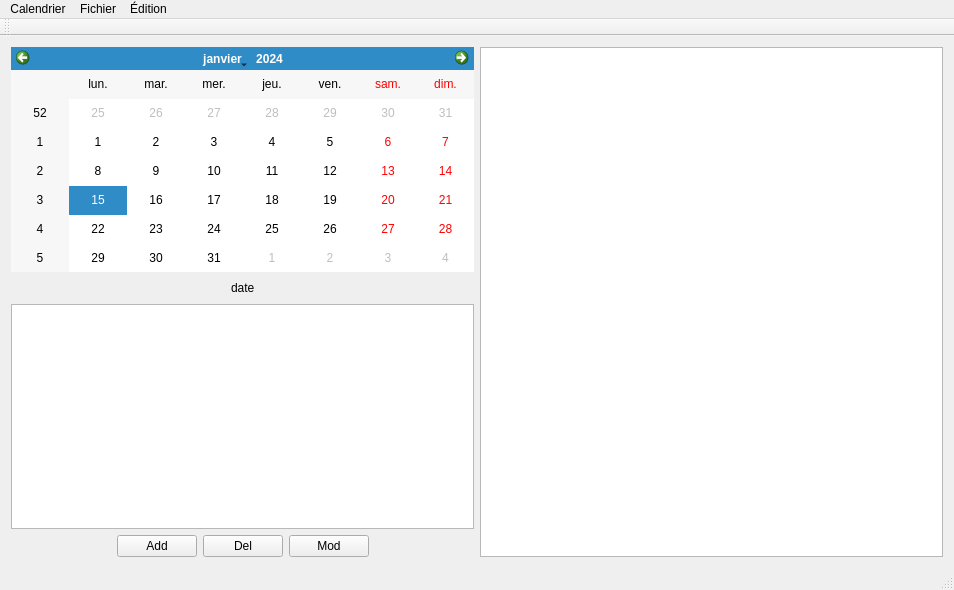
gnuvince/IFT2905-TP2, file VECalendar/mainwindow.ui: the form before one commit.
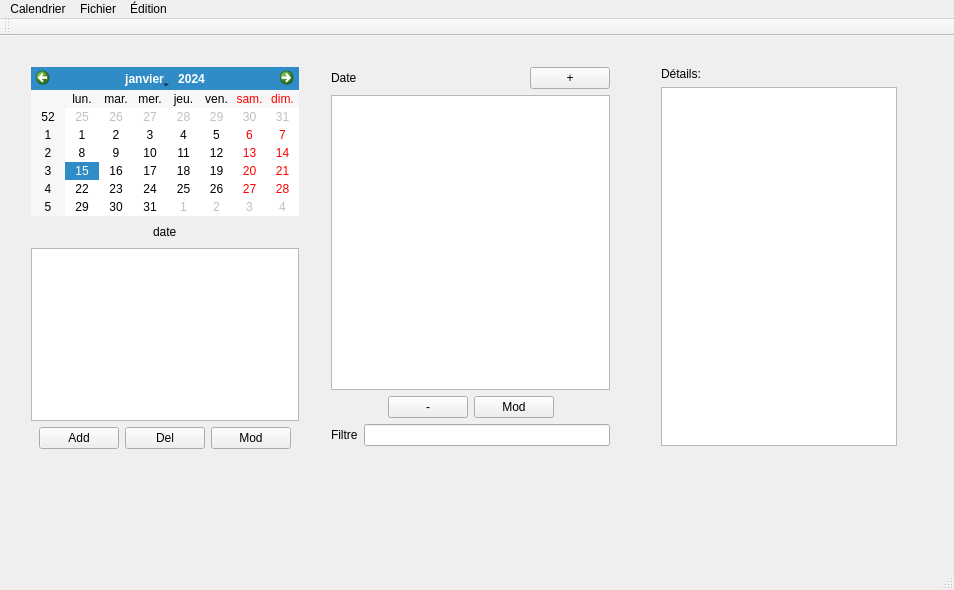
The form after the commit.

Commit message: Created the 2 left panes (Stack Layout)

Patch:
```diff
--- a/VECalendar/mainwindow.ui
+++ b/VECalendar/mainwindow.ui
@@ -14,11 +14,16 @@
    <string>MainWindow</string>
   </property>
   <widget class="QWidget" name="centralWidget">
-   <layout class="QHBoxLayout" name="horizontalLayout_4">
-    <item>
-     <layout class="QHBoxLayout" name="horizontalLayout_3">
-      <item>
-       <layout class="QVBoxLayout" name="verticalLayout">
+   <widget class="QWidget" name="">
+    <property name="geometry">
+     <rect>
+      <x>20</x>
+      <y>20</y>
+      <width>290</width>
+      <height>404</height>
+     </rect>
+    </property>
+    <layout class="QVBoxLayout" name="LeftPane1">
         <item>
          <widget class="QCalendarWidget" name="calendarWidget">
           <property name="locale">
@@ -121,13 +126,133 @@
          </layout>
         </item>
        </layout>
+   </widget>
+   <widget class="QWidget" name="">
+    <property name="geometry">
+     <rect>
+      <x>320</x>
+      <y>20</y>
+      <width>301</width>
+      <height>401</height>
+     </rect>
+    </property>
+    <layout class="QVBoxLayout" name="LeftPane2">
+     <item>
+      <layout class="QHBoxLayout" name="horizontalLayout_5">
+       <item>
+        <widget class="QLabel" name="label">
+         <property name="text">
+          <string>Date</string>
+         </property>
+        </widget>
+       </item>
+       <item>
+        <spacer name="horizontalSpacer">
+         <property name="orientation">
+          <enum>Qt::Horizontal</enum>
+         </property>
+         <property name="sizeHint" stdset="0">
+          <size>
+           <width>40</width>
+           <height>20</height>
+          </size>
+         </property>
+        </spacer>
+       </item>
+       <item>
+        <widget class="QPushButton" name="addEventButton_2">
+         <property name="text">
+          <string>+</string>
+         </property>
+        </widget>
+       </item>
+      </layout>
+     </item>
+     <item>
+      <widget class="QTableWidget" name="dayEventsLong"/>
+     </item>
+     <item>
+      <layout class="QHBoxLayout" name="horizontalLayout_4">
+       <item>
+        <spacer name="horizontalSpacer_2">
+         <property name="orientation">
+          <enum>Qt::Horizontal</enum>
+         </property>
+         <property name="sizeHint" stdset="0">
+          <size>
+           <width>40</width>
+           <height>20</height>
+          </size>
+         </property>
+        </spacer>
+       </item>
+       <item>
+        <widget class="QPushButton" name="pushButton_2">
+         <property name="text">
+          <string>-</string>
+         </property>
+        </widget>
+       </item>
+       <item>
+        <widget class="QPushButton" name="pushButton_3">
+         <property name="text">
+          <string>Mod</string>
+         </property>
+        </widget>
+       </item>
+       <item>
+        <spacer name="horizontalSpacer_3">
+         <property name="orientation">
+          <enum>Qt::Horizontal</enum>
+         </property>
+         <property name="sizeHint" stdset="0">
+          <size>
+           <width>40</width>
+           <height>20</height>
+          </size>
+         </property>
+        </spacer>
+       </item>
+      </layout>
+     </item>
+     <item>
+      <layout class="QHBoxLayout" name="horizontalLayout_3">
+       <item>
+        <widget class="QLabel" name="label_2">
+         <property name="text">
+          <string>Filtre</string>
+         </property>
+        </widget>
+       </item>
+       <item>
+        <widget class="QLineEdit" name="filterString"/>
+       </item>
+      </layout>
+     </item>
+    </layout>
+   </widget>
+   <widget class="QWidget" name="">
+    <property name="geometry">
+     <rect>
+      <x>650</x>
+      <y>20</y>
+      <width>258</width>
+      <height>401</height>
+     </rect>
+    </property>
+    <layout class="QVBoxLayout" name="rightPane">
+     <item>
+      <widget class="QLabel" name="label_3">
+       <property name="text">
+        <string>Détails:</string>
+       </property>
+      </widget>
       </item>
       <item>
        <widget class="QTextEdit" name="eventDetails"/>
       </item>
      </layout>
-    </item>
-   </layout>
+   </widget>
   </widget>
   <widget class="QMenuBar" name="menuBar">
    <property name="geometry">
```
Lines whose indentation alone changed are shown as unchanged.
